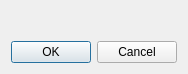
projektcheck/ProjektCheck-QGIS, file projektcheck/ui/parameter_dialog.ui: the form before one commit.
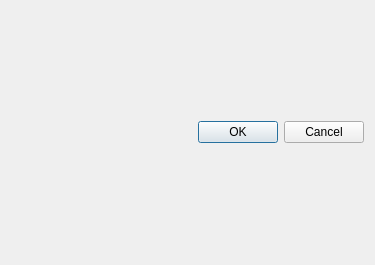
The form after the commit.

Commit message: fixed parameter dialog

The edit to the form file:
```diff
--- a/projektcheck/ui/parameter_dialog.ui
+++ b/projektcheck/ui/parameter_dialog.ui
@@ -6,8 +6,8 @@
    <rect>
     <x>0</x>
     <y>0</y>
-    <width>174</width>
-    <height>74</height>
+    <width>375</width>
+    <height>265</height>
    </rect>
   </property>
   <property name="windowTitle">
@@ -15,33 +15,7 @@
   </property>
   <layout class="QVBoxLayout" name="verticalLayout">
    <item>
-    <spacer name="verticalSpacer">
-     <property name="orientation">
-      <enum>Qt::Vertical</enum>
-     </property>
-     <property name="sizeHint" stdset="0">
-      <size>
-       <width>20</width>
-       <height>40</height>
-      </size>
-     </property>
-    </spacer>
-   </item>
-   <item>
-    <layout class="QGridLayout" name="param_layout"/>
-   </item>
-   <item>
-    <spacer name="verticalSpacer_2">
-     <property name="orientation">
-      <enum>Qt::Vertical</enum>
-     </property>
-     <property name="sizeHint" stdset="0">
-      <size>
-       <width>20</width>
-       <height>40</height>
-      </size>
-     </property>
-    </spacer>
+    <layout class="QVBoxLayout" name="base_layout"/>
    </item>
    <item>
     <widget class="QDialogButtonBox" name="button_box">
```
The commit also changes 1 other file.
